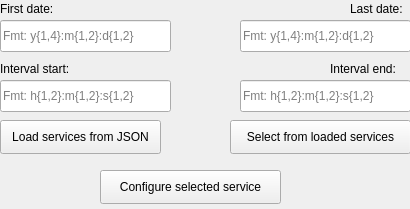
First picture: the form in appointment_request_widget.ui, repository YFL/appointy_appointment_and_request_creator, before the edit.
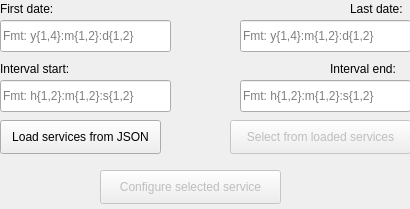
Second picture: the form after the edit.

Commit message: I've continued work on the request widgetisation of the service configurator and co.

Patch:
```diff
--- a/appointment_request_widget.ui
+++ b/appointment_request_widget.ui
@@ -131,6 +131,9 @@
    </property>
   </widget>
   <widget class="QPushButton" name="select_service_btn">
+   <property name="enabled">
+    <bool>false</bool>
+   </property>
    <property name="geometry">
     <rect>
      <x>230</x>
@@ -144,6 +147,9 @@
    </property>
   </widget>
   <widget class="QPushButton" name="configure_service_btn">
+   <property name="enabled">
+    <bool>false</bool>
+   </property>
    <property name="geometry">
     <rect>
      <x>100</x>
```
The commit also changes 13 other files.
